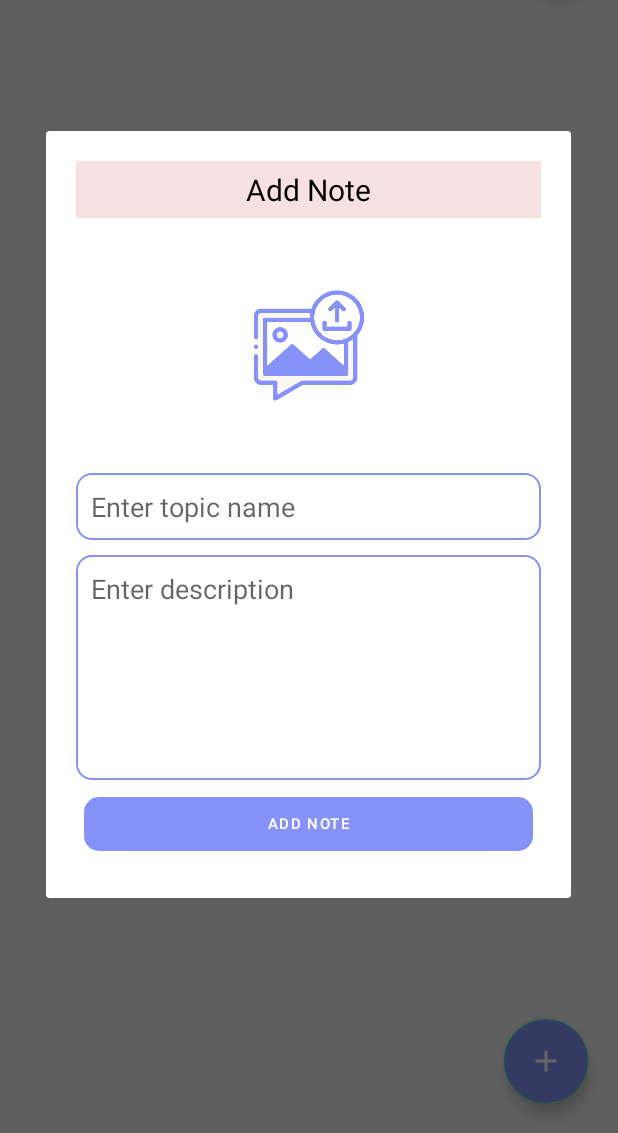
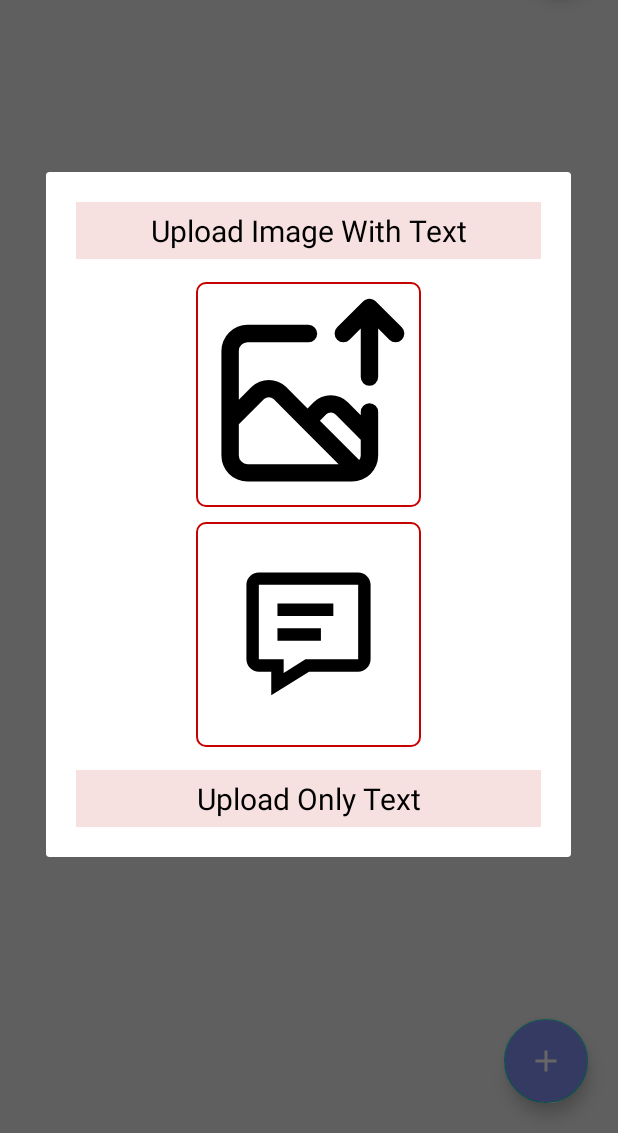
Before and after one commit to kumar-sanju/My-Note, an Android app: the screen it shows after launch once a user with an empty profile is signed in (MainActivity), after a tap on an icon or button, on a phone screen of 412 x 824 dp, the part 103-1236 px from its top. Run offline under Robolectric (Android 15) with nearby library versions, the phone set to English and light mode, and no system bars; our stand-ins replace Firebase (no records; nobody signed in at launch, a user with empty details on screens opened directly); libraries missing offline, so code that uses them is left out: com.makeramen.roundedimageview.

Commit message:
all customization dine

```diff
--- a/app/src/main/java/com/smart/mynote/MainActivity.java
+++ b/app/src/main/java/com/smart/mynote/MainActivity.java
@@ -52,26 +52,29 @@ import java.util.List;
 import java.util.Locale;
 import java.util.Objects;
 
-public class MainActivity extends AppCompatActivity{
+public class MainActivity extends AppCompatActivity {
     FloatingActionButton fab, fabLogout;
-    DatabaseReference databaseReference;
+    DatabaseReference databaseReference, databaseReference2;
     DatabaseReference databaseReferenceUpdate;
     StorageReference storageReference;
-    ValueEventListener eventListener;
-    RecyclerView recyclerView;
+    ValueEventListener eventListener, eventListener2;
+    RecyclerView recyclerView, recyclerViewHorizontal;
     List<NoteLists> noteLists;
+    List<Item> items;
     MainAdapter adapter;
     SearchView searchView;
     Uri uri;
     String imageUrl = "", uID;
     AlertDialog dialog;
-    Dialog alertDialog;
-    private ImageView dialogImageView;
+    Dialog alertDialog, selectAlertDialog;
+    private ImageView dialogImageView, imageAdd, textAdd;
     TextView updateTitle, updateDesc, headingTV;
     Button updateButton, addButton;
     private ProgressDialog progressDialog;
 
     private static final int PICK_IMAGE_REQUEST = 1;
+
+    private HorizontalAdapter horizontalAdapter;
 
     @Override
     protected void onCreate(Bundle savedInstanceState) {
@@ -82,6 +85,7 @@ public class MainActivity extends AppCompatActivity{
         fab = findViewById(R.id.fab);
         fabLogout = findViewById(R.id.fabLogout);
         searchView = findViewById(R.id.search);
+        recyclerViewHorizontal = findViewById(R.id.recyclerViewHorizontal);
 
         Log.d("sanju", "onCreate: "+ Objects.requireNonNull(FirebaseAuth.getInstance().getCurrentUser()).getUid());
 
@@ -96,6 +100,7 @@ public class MainActivity extends AppCompatActivity{
         dialog.show();
 
         noteLists = new ArrayList<>();
+        items = new ArrayList<>();
 
         uID = FirebaseAuth.getInstance().getCurrentUser().getUid();
         Log.d("sanju", "onCreate: "+ uID);
@@ -105,32 +110,10 @@ public class MainActivity extends AppCompatActivity{
                 .child(FirebaseAuth.getInstance().getCurrentUser().getUid())
                 .child("Android Tutorials");
 
-        adapter = new MainAdapter(getApplicationContext(), noteLists, new MainAdapter.OnItemClickListener() {
-            @Override
-            public void onItemClick(List<NoteLists> dataList, int position) {
-                databaseReferenceUpdate = FirebaseDatabase.getInstance()
-                        .getReference()
+        databaseReference2 = FirebaseDatabase.getInstance().getReference()
                 .child("users")
                 .child(FirebaseAuth.getInstance().getCurrentUser().getUid())
-                        .child("Android Tutorials").child(dataList.get(position).getKey());
-
-                showDialog(dataList, position, "update");
-            }
-
-            @Override
-            public void onItemDeleted(List<NoteLists> dataList, int position) {
-                showAlertDialog(dataList, position);
-            }
-
-            @Override
-            public void onTvShowAction(Boolean isSelected) {
-//                if (isSelected){
-//                    buttonAdd.setVisibility(View.VISIBLE);
-//                }else{
-//                    buttonAdd.setVisibility(View.GONE);
-//                }
-            }
-        });
+                .child("Horizontal Recycler");
 
         eventListener = databaseReference.addValueEventListener(new ValueEventListener() {
             @Override
@@ -149,8 +132,76 @@ public class MainActivity extends AppCompatActivity{
                 dialog.dismiss();
             }
         });
+        eventListener2 = databaseReference2.addValueEventListener(new ValueEventListener() {
+            @Override
+            public void onDataChange(@NonNull DataSnapshot snapshot) {
+                items.clear();
+                for (DataSnapshot itemSnapshot: snapshot.getChildren()){
+                    Item allNotes = itemSnapshot.getValue(Item.class);
+                    allNotes.setKey(itemSnapshot.getKey());
+                    items.add(allNotes);
+                }
 
+                if (items.size() > 0){
+                    horizontalAdapter = new HorizontalAdapter(items, getApplicationContext());
+                    horizontalAdapter.notifyDataSetChanged();
+                    recyclerViewHorizontal.setAdapter(horizontalAdapter);
+                }
+//                else {
+//                    horizontalAdapter.notifyDataSetChanged();
+//                }
+
+//                horizontalAdapter.notifyDataSetChanged();
+                dialog.dismiss();
+            }
+            @Override
+            public void onCancelled(@NonNull DatabaseError error) {
+                dialog.dismiss();
+            }
+        });
+
+        adapter = new MainAdapter(getApplicationContext(), noteLists, new MainAdapter.OnItemClickListener() {
+            @Override
+            public void onItemClick(List<NoteLists> dataList, int position) {
+                databaseReferenceUpdate = FirebaseDatabase.getInstance()
+                        .getReference()
+                        .child("users")
+                        .child(FirebaseAuth.getInstance().getCurrentUser().getUid())
+                        .child("Android Tutorials").child(dataList.get(position).getKey());
+
+                showDialog(dataList, position, "update", 0);
+            }
+
+            @Override
+            public void onItemDeleted(List<NoteLists> dataList, int position) {
+                showAlertDialog(dataList, position);
+            }
+
+            @Override
+            public void onTvShowAction(Boolean isSelected) {
+//                if (isSelected){
+//                    buttonAdd.setVisibility(View.VISIBLE);
+//                }else{
+//                    buttonAdd.setVisibility(View.GONE);
+//                }
+            }
+        });
+
+//        Log.d("sanju", "size: "+ items.size());
+//        Log.d("sanju", "getDataTitle: "+ items.get(0).getDataTitle());
+//        if (items.size() > 0){
+//            horizontalAdapter = new HorizontalAdapter(items, getApplicationContext());
+//        }
+
+//        recyclerViewHorizontal.setAdapter(horizontalAdapter);
         recyclerView.setAdapter(adapter);
+
+//        if (horizontalAdapter == null){
+//            recyclerViewHorizontal.setVisibility(View.GONE);
+//        }
+//        else {
+//            recyclerViewHorizontal.setVisibility(View.VISIBLE);
+//        }
 
         searchView.setOnQueryTextListener(new SearchView.OnQueryTextListener() {
             @Override
@@ -167,7 +218,7 @@ public class MainActivity extends AppCompatActivity{
         fab.setOnClickListener(new View.OnClickListener() {
             @Override
             public void onClick(View view) {
-                showDialog(noteLists, 0,"add");
+                showForSelectionDialog();
             }
         });
 
@@ -183,7 +234,45 @@ public class MainActivity extends AppCompatActivity{
 
     }
 
-    private void showAlertDialog(List<NoteLists> dataList, int position) {
+    private void showForSelectionDialog() {
+        selectAlertDialog = new Dialog(this);
+        selectAlertDialog.setContentView(R.layout.select_for_add_note);
+
+        // Adjust dialog window properties
+        Window window = dialog.getWindow();
+        if (window != null) {
+            WindowManager.LayoutParams layoutParams = new WindowManager.LayoutParams();
+            layoutParams.copyFrom(window.getAttributes());
+            layoutParams.width = WindowManager.LayoutParams.MATCH_PARENT;
+            layoutParams.height = WindowManager.LayoutParams.MATCH_PARENT;
+            layoutParams.gravity = Gravity.CENTER;
+            window.setAttributes(layoutParams);
+            window.setBackgroundDrawable(new ColorDrawable(Color.TRANSPARENT)); // Optional, for rounded corners
+        }
+
+        imageAdd = selectAlertDialog.findViewById(R.id.imageAdd);
+        textAdd = selectAlertDialog.findViewById(R.id.textAdd);
+
+        imageAdd.setOnClickListener(new View.OnClickListener() {
+            @Override
+            public void onClick(View view) {
+                selectAlertDialog.dismiss();
+                showDialog(noteLists, 0,"add",0);
+            }
+        });
+
+        textAdd.setOnClickListener(new View.OnClickListener() {
+            @Override
+            public void onClick(View view) {
+                selectAlertDialog.dismiss();
+                showDialog(noteLists, 0,"add",1);
+            }
+        });
+
+        selectAlertDialog.show();
+    }
+
+    private void showAlertDialog(List<NoteLists> noteLists, int position) {
         new AlertDialog.Builder(this)
                 .setTitle("Confirmation")
                 .setMessage("Are you sure! you want to delete the Note?")
@@ -228,7 +317,7 @@ public class MainActivity extends AppCompatActivity{
                 .show();
     }
 
-    private void showDialog(List<NoteLists> dataList, int position, String check) {
+    private void showDialog(List<NoteLists> dataList, int position, String check, int i) {
         alertDialog = new Dialog(this);
         alertDialog.setContentView(R.layout.update_dialog);
 
@@ -250,6 +339,14 @@ public class MainActivity extends AppCompatActivity{
         updateButton = alertDialog.findViewById(R.id.updateButton);
         addButton = alertDialog.findViewById(R.id.addButton);
         headingTV = alertDialog.findViewById(R.id.headingTV);
+
+        if (i == 1){
+            dialogImageView.setVisibility(View.GONE);
+        }
+        else {
+            dialogImageView.setVisibility(View.VISIBLE);
+        }
+
         dialogImageView.setOnClickListener(new View.OnClickListener() {
             @Override
             public void onClick(View v) {
@@ -279,8 +376,15 @@ public class MainActivity extends AppCompatActivity{
                         imageUrl = uri.toString();
                     }
 
-                    addData(title, desc, imageUrl);
+                    if (i == 1){
+                        addData(title, desc, imageUrl,1);
+                        horizontalAdapter.notifyDataSetChanged();
+                    }
+                    else {
+                        addData(title, desc, imageUrl,0);
                         adapter.notifyDataSetChanged();
+                    }
+
                     alertDialog.dismiss();
                 }
             });
@@ -313,10 +417,15 @@ public class MainActivity extends AppCompatActivity{
         alertDialog.show();
     }
 
-    private void addData(String Title, String Desc, String dataImage) {
+    private void addData(String Title, String Desc, String dataImage, int i) {
         showProgressDialog();
+        if (i == 1){
+            uploadAddData(Title, Desc, dataImage, "", 1);
+            return;
+        }
+
         if (uri == null){
-            uploadAddData(Title, Desc, dataImage, "");
+            uploadAddData(Title, Desc, dataImage, "", 0);
         }
         else {
             StorageReference storageReference = FirebaseStorage.getInstance().getReference().child("Note Images")
@@ -330,7 +439,7 @@ public class MainActivity extends AppCompatActivity{
                             while (!uriTask.isComplete());
                             Uri urlImage = uriTask.getResult();
                             imageUrl = urlImage.toString();
-                            uploadAddData(Title, Desc, dataImage, imageUrl);
+                            uploadAddData(Title, Desc, dataImage, imageUrl, 0);
                         }
                     })
                     .addOnFailureListener(new OnFailureListener() {
@@ -343,7 +452,7 @@ public class MainActivity extends AppCompatActivity{
         }
     }
 
-    private void uploadAddData(String dataTitle, String dataDesc, String dataImage, String imageUrl) {
+    private void uploadAddData(String dataTitle, String dataDesc, String dataImage, String imageUrl, int i) {
         FirebaseDatabase database = FirebaseDatabase.getInstance();
         String randomId = database.getReference().push().getKey();
 
@@ -352,21 +461,39 @@ public class MainActivity extends AppCompatActivity{
         String dateTime = dateFormat.format(new Date());
 
         NoteLists noteLists;
+        Item items;
 
+        if (i == 1){
+            items = new Item(dataTitle, dataDesc, dateTime, randomId);
+
+            FirebaseDatabase.getInstance().getReference().child("users")
+                    .child(uID).child("Horizontal Recycler").child(randomId)
+                    .setValue(items)
+                    .addOnCompleteListener(new OnCompleteListener<Void>() {
+                        @Override
+                        public void onComplete(@NonNull Task<Void> task) {
+                            if (task.isSuccessful()){
+                                dismissProgressDialog();
+                                Toast.makeText(MainActivity.this, "Saved", Toast.LENGTH_SHORT).show();
+                            }
+                        }
+                    })
+                    .addOnFailureListener(new OnFailureListener() {
+                        @Override
+                        public void onFailure(@NonNull Exception e) {
+                            dismissProgressDialog();
+                            Toast.makeText(MainActivity.this, e.getMessage().toString(), Toast.LENGTH_SHORT).show();
+                        }
+                    });
+        }
+        else {
             if (Objects.equals(imageUrl, ""))
                 noteLists = new NoteLists(dataTitle, dataDesc, dateTime, dataImage, randomId);
             else
                 noteLists = new NoteLists(dataTitle, dataDesc, dateTime, imageUrl, randomId);
 
-        //We are changing the child from title to currentDate,
-        // because we will be updating title as well and it may affect child value.
-        String currentDate = DateFormat.getDateTimeInstance().format(Calendar.getInstance().getTime());
-        FirebaseDatabase.getInstance()
-                .getReference()
-                .child("users")
-                .child(uID)
-                .child("Android Tutorials")
-                .child(randomId)
+            FirebaseDatabase.getInstance().getReference().child("users")
+                    .child(uID).child("Android Tutorials").child(randomId)
                     .setValue(noteLists)
                     .addOnCompleteListener(new OnCompleteListener<Void>() {
                         @Override
@@ -384,6 +511,12 @@ public class MainActivity extends AppCompatActivity{
                             Toast.makeText(MainActivity.this, e.getMessage().toString(), Toast.LENGTH_SHORT).show();
                         }
                     });
+        }
+
+
+        //We are changing the child from title to currentDate,
+        // because we will be updating title as well and it may affect child value.
+        String currentDate = DateFormat.getDateTimeInstance().format(Calendar.getInstance().getTime());
 
         imageUrl = "";
         uri = null;
--- /dev/null
+++ b/app/src/main/res/drawable/icon_text.xml
@@ -0,0 +1,10 @@
+<vector xmlns:android="http://schemas.android.com/apk/res/android"
+    android:width="20dp"
+    android:height="20dp"
+    android:viewportWidth="24"
+    android:viewportHeight="24">
+  <path
+      android:fillColor="#FF000000"
+      android:pathData="M12.087,18L6,21.804L6,18L4,18C2.895,18 2,17.105 2,16L2,4C2,2.895 2.895,2 4,2L20,2C21.105,2 22,2.895 22,4L22,16C22,17.105 21.105,18 20,18L12.087,18ZM8,18.196L11.513,16L20,16L20,4L4,4L4,16L8,16L8,18.196ZM7,13L7,11L14,11L14,13L7,13ZM7,9L7,7L16,7L16,9L7,9Z"
+      android:fillType="evenOdd"/>
+</vector>
--- /dev/null
+++ b/app/src/main/res/drawable/uploadimg.xml
@@ -0,0 +1,9 @@
+<vector xmlns:android="http://schemas.android.com/apk/res/android"
+    android:width="20dp"
+    android:height="20dp"
+    android:viewportWidth="24"
+    android:viewportHeight="24">
+  <path
+      android:pathData="M19,13a1,1 0,0 0,-1 1v0.38L16.52,12.9a2.79,2.79 0,0 0,-3.93 0l-0.7,0.7L9.41,11.12a2.85,2.85 0,0 0,-3.93 0L4,12.6L4,7A1,1 0,0 1,5 6h7a1,1 0,0 0,0 -2L5,4A3,3 0,0 0,2 7L2,19a3,3 0,0 0,3 3L17,22a3,3 0,0 0,3 -3L20,14A1,1 0,0 0,19 13ZM5,20a1,1 0,0 1,-1 -1L4,15.43l2.9,-2.9a0.79,0.79 0,0 1,1.09 0l3.17,3.17 0,0L15.46,20ZM18,19a0.89,0.89 0,0 1,-0.18 0.53L13.31,15l0.7,-0.7a0.77,0.77 0,0 1,1.1 0L18,17.21ZM22.71,4.29l-3,-3a1,1 0,0 0,-0.33 -0.21,1 1,0 0,0 -0.76,0 1,1 0,0 0,-0.33 0.21l-3,3a1,1 0,0 0,1.42 1.42L18,4.41L18,10a1,1 0,0 0,2 0L20,4.41l1.29,1.3a1,1 0,0 0,1.42 0A1,1 0,0 0,22.71 4.29Z"
+      android:fillColor="@color/black"/>
+</vector>
--- a/app/src/main/res/layout/activity_main.xml
+++ b/app/src/main/res/layout/activity_main.xml
@@ -38,6 +38,14 @@
         android:layout_marginTop="10dp"
         android:layout_below="@id/search"
         android:layout_width="match_parent"
+        android:layout_height="200dp"
+        android:id="@+id/recyclerViewHorizontal"
+        android:scrollbars="vertical"/>
+
+    <androidx.recyclerview.widget.RecyclerView
+        android:layout_marginTop="10dp"
+        android:layout_below="@id/recyclerViewHorizontal"
+        android:layout_width="match_parent"
         android:layout_height="match_parent"
         android:id="@+id/recyclerView"
         android:scrollbars="vertical"/>
--- a/app/src/main/res/layout/home_item.xml
+++ b/app/src/main/res/layout/home_item.xml
@@ -76,7 +76,6 @@
         android:layout_height="28dp"
         android:id="@+id/noteEdit"
         android:layout_marginEnd="20dp"
-        android:visibility="gone"
         android:background="@drawable/icon_edit"
         android:contentDescription="@string/app_name"
         app:layout_constraintBottom_toTopOf="@+id/cardLayout"
@@ -88,7 +87,6 @@
         android:layout_width="28dp"
         android:layout_height="28dp"
         android:layout_marginEnd="15dp"
-        android:visibility="gone"
         android:background="@drawable/icon_delete"
         android:contentDescription="@string/app_name"
         app:layout_constraintBottom_toTopOf="@+id/cardLayout"
--- /dev/null
+++ b/app/src/main/res/layout/select_for_add_note.xml
@@ -0,0 +1,51 @@
+<?xml version="1.0" encoding="utf-8"?>
+<LinearLayout xmlns:android="http://schemas.android.com/apk/res/android"
+    android:layout_width="350dp"
+    android:layout_height="wrap_content"
+    android:orientation="vertical"
+    android:layout_gravity="center"
+    android:padding="20dp">
+
+    <TextView
+        android:layout_width="match_parent"
+        android:layout_height="wrap_content"
+        android:text="Upload Image With Text"
+        android:textSize="20sp"
+        android:padding="5dp"
+        android:layout_marginBottom="10dp"
+        android:textAlignment="center"
+        android:background="@color/light"
+        android:textColor="@color/black"/>
+    <ImageView
+        android:layout_width="150dp"
+        android:layout_height="150dp"
+        android:src="@drawable/uploadimg"
+        android:id="@+id/imageAdd"
+        android:background="@drawable/selected_background"
+        android:padding="5dp"
+        android:layout_gravity="center_horizontal"
+        android:layout_marginTop="5dp"
+        android:scaleType="centerCrop"/>
+    <ImageView
+        android:layout_width="150dp"
+        android:layout_height="150dp"
+        android:src="@drawable/icon_text"
+        android:padding="25dp"
+        android:background="@drawable/selected_background"
+        android:id="@+id/textAdd"
+        android:layout_gravity="center_horizontal"
+        android:layout_marginTop="10dp"
+        android:layout_marginBottom="5dp"
+        android:scaleType="centerCrop"/>
+
+    <TextView
+        android:layout_width="match_parent"
+        android:layout_height="wrap_content"
+        android:text="Upload Only Text"
+        android:textSize="20sp"
+        android:layout_marginTop="10dp"
+        android:padding="5dp"
+        android:textAlignment="center"
+        android:background="@color/light"
+        android:textColor="@color/black"/>
+</LinearLayout>
```
Also changed, not shown: app/src/main/java/com/smart/mynote/HorizontalAdapter.java (added, +59 -0 lines), app/src/main/java/com/smart/mynote/Item.java (added, +50 -0 lines), app/src/main/res/layout/horizontal_item_layout.xml (added, +30 -0 lines), app/src/main/res/drawable/uploadimg.png (deleted). Lines whose indentation alone changed are shown as unchanged.
